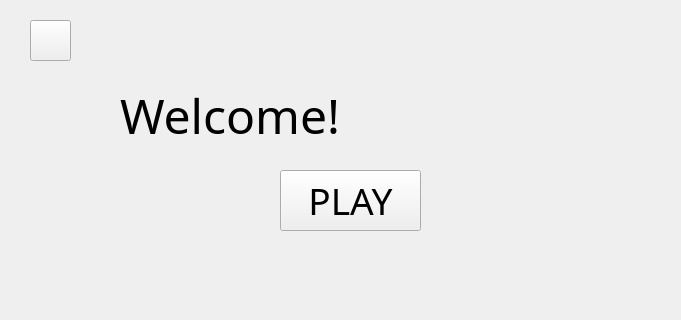
The window that AsiaTravelGuide/view.ui (bestcreator01/asia-travel-guide) describes before a commit, drawn with Qt 5; both pictures show x 0 to 681 and y 0 to 320 of the 800 by 600 pixel window.
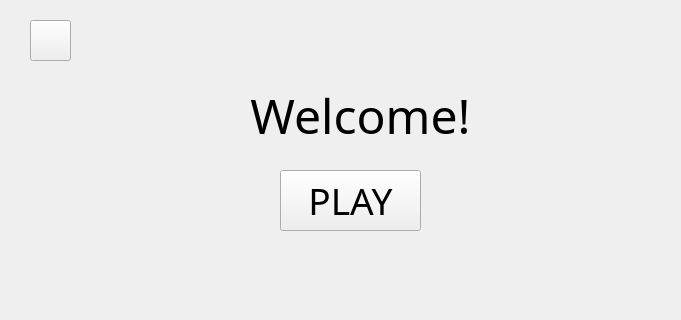
The same window after the commit.

```diff
--- a/AsiaTravelGuide/view.ui
+++ b/AsiaTravelGuide/view.ui
@@ -56,6 +56,9 @@
     <property name="text">
      <string>Welcome!</string>
     </property>
+    <property name="alignment">
+     <set>Qt::AlignCenter</set>
+    </property>
    </widget>
    <widget class="QPushButton" name="backButton">
     <property name="geometry">
```
Left out of the diff: 2 changed lines with no effect on the pictures.
